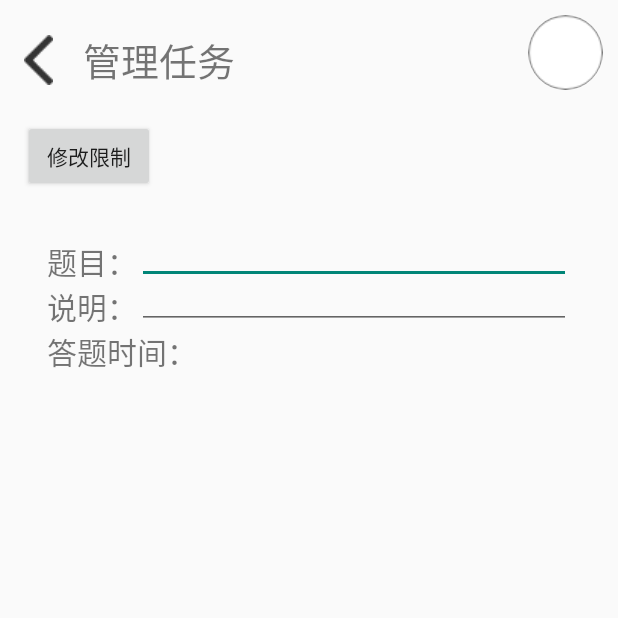
After one commit to twt-Theory/Theory, an Android app: the ManageActivity screen opened directly, with no data from a screen before it, on a phone screen of 412 x 824 dp, the top half of it. The commit adds this screen. Run offline under Robolectric (Android 15) with nearby library versions, the phone set to English and light mode, and no system bars; our stand-ins replace CircleImageView.

```diff
--- a/app/src/main/AndroidManifest.xml
+++ b/app/src/main/AndroidManifest.xml
@@ -14,7 +14,9 @@
         android:roundIcon="@mipmap/ic_launcher_round"
         android:supportsRtl="true"
         android:theme="@style/Theme.AppCompat.Light.NoActionBar">
-        <activity android:name=".exam.ExamActivity"></activity>
+        <activity android:name=".analysis.AnalysisActivity"></activity>
+        <activity android:name=".manage.ManageActivity" />
+        <activity android:name=".exam.ExamActivity" />
         <activity android:name=".result.ResultActivity" />
         <activity android:name=".mainPage.MainPage">
             <intent-filter>
--- /dev/null
+++ b/app/src/main/java/com/example/twttheory/analysis/AnalysisActivity.kt
@@ -0,0 +1,13 @@
+package com.example.twttheory.analysis
+
+import androidx.appcompat.app.AppCompatActivity
+import android.os.Bundle
+import com.example.twttheory.R
+
+class AnalysisActivity : AppCompatActivity() {
+
+    override fun onCreate(savedInstanceState: Bundle?) {
+        super.onCreate(savedInstanceState)
+        setContentView(R.layout.activity_analysis)
+    }
+}
--- a/app/src/main/java/com/example/twttheory/exam/ExamActivity.kt
+++ b/app/src/main/java/com/example/twttheory/exam/ExamActivity.kt
@@ -46,6 +46,10 @@ class ExamActivity : AppCompatActivity() {
         initDate()
         //提交按钮
         val button: Button = findViewById<View>(R.id.submit) as Button
+        val mReturnButton = findViewById<ImageView>(R.id.return_button)
+        mReturnButton.setOnClickListener {
+            finish()
+        }
         button.setOnClickListener{
             //显示提交后的页面
         }
--- a/app/src/main/java/com/example/twttheory/mainPage/ListAdapter.kt
+++ b/app/src/main/java/com/example/twttheory/mainPage/ListAdapter.kt
@@ -1,28 +1,36 @@
 package com.example.twttheory.mainPage
 
 import android.content.Context
+import android.content.Intent
 import android.view.LayoutInflater
 import android.view.View
 import android.view.ViewGroup
 import android.view.animation.LayoutAnimationController
 import android.view.animation.LinearInterpolator
 import android.view.animation.ScaleAnimation
+import android.widget.Button
 import android.widget.TextView
 import androidx.appcompat.view.menu.ActionMenuItemView
 import androidx.recyclerview.widget.RecyclerView
 import com.example.twttheory.R
+import com.example.twttheory.manage.ManageActivity
 import kotlinx.android.synthetic.main.item_task.view.*
 
 class ListAdapter: RecyclerView.Adapter<ListAdapter.Holder> {
+    //写列表条目的点击事件接口
     interface OnItemClickListener{
         fun onItemClick(view: View, position: Int)
         fun onItemLongClick(view: View, position: Int)
     }
     private lateinit var onItemClickListener: OnItemClickListener
 
+    //在activity中调用，传入一个接口（点击跳转事件）
     fun setOnItemClickListener(listener: OnItemClickListener) {
         this.onItemClickListener = listener
     }
+    //这两个是条目右边的
+    lateinit var onManageButtonClickListener : View.OnClickListener
+    lateinit var onDataAnalysisBottonClickListener : View.OnClickListener
     private var context : Context? = null
     private var data : ArrayList<DataBean>? = null
     private var type : AdapterType = AdapterType.JOIN   //默认是“我加入的问卷”的adapter
@@ -34,6 +42,8 @@ class ListAdapter: RecyclerView.Adapter<ListAdapter.Holder> {
         this.type = type
     }
     class Holder(itemView: View?):RecyclerView.ViewHolder(itemView!!){
+        val manageBotton = itemView!!.findViewById<Button>(R.id.manage) //该按钮点击后跳转到“管理我发布的某一任务”页面
+        val dadaAnalysisButton = itemView!!.findViewById<Button>(R.id.analysis) //该按钮点击后跳转到“数据分析”页面
         val title = itemView!!.findViewById<TextView>(R.id.title)
     }
     override fun onCreateViewHolder(parent: ViewGroup, viewType: Int): Holder {
@@ -54,6 +64,8 @@ class ListAdapter: RecyclerView.Adapter<ListAdapter.Holder> {
         holder.itemView.setOnClickListener{
             onItemClickListener?.onItemClick(holder.itemView,position)
         }
+        holder.manageBotton.setOnClickListener(onManageButtonClickListener)
+        holder.dadaAnalysisButton.setOnClickListener(onDataAnalysisBottonClickListener)
     }
 
 
--- a/app/src/main/java/com/example/twttheory/mainPage/MainPage.kt
+++ b/app/src/main/java/com/example/twttheory/mainPage/MainPage.kt
@@ -12,7 +12,9 @@ import android.widget.Toast
 import androidx.recyclerview.widget.LinearLayoutManager
 import androidx.recyclerview.widget.RecyclerView
 import com.example.twttheory.R
+import com.example.twttheory.analysis.AnalysisActivity
 import com.example.twttheory.exam.ExamActivity
+import com.example.twttheory.manage.ManageActivity
 import com.example.twttheory.result.ResultActivity
 
 class MainPage : AppCompatActivity() {
@@ -71,6 +73,16 @@ class MainPage : AppCompatActivity() {
 
             }
         })
+        releasedAdapter.onManageButtonClickListener = View.OnClickListener {
+            val intent = Intent()
+            intent.setClass(this@MainPage, ManageActivity::class.java)
+            startActivity(intent)
+        }
+        releasedAdapter.onDataAnalysisBottonClickListener = View.OnClickListener {
+            val intent = Intent()
+            intent.setClass(this@MainPage, AnalysisActivity::class.java)
+            startActivity(intent)
+        }
         val releasedList = findViewById<RecyclerView>(R.id.tasks)
         val joinedList = findViewById<RecyclerView>(R.id.joinedlist)
         val showMore = findViewById<TextView>(R.id.load)
--- /dev/null
+++ b/app/src/main/java/com/example/twttheory/manage/ManageActivity.kt
@@ -0,0 +1,13 @@
+package com.example.twttheory.manage
+
+import androidx.appcompat.app.AppCompatActivity
+import android.os.Bundle
+import com.example.twttheory.R
+
+class ManageActivity : AppCompatActivity() {
+
+    override fun onCreate(savedInstanceState: Bundle?) {
+        super.onCreate(savedInstanceState)
+        setContentView(R.layout.activity_manage)
+    }
+}
--- /dev/null
+++ b/app/src/main/res/layout/activity_analysis.xml
@@ -0,0 +1,9 @@
+<?xml version="1.0" encoding="utf-8"?>
+<androidx.constraintlayout.widget.ConstraintLayout xmlns:android="http://schemas.android.com/apk/res/android"
+    xmlns:app="http://schemas.android.com/apk/res-auto"
+    xmlns:tools="http://schemas.android.com/tools"
+    android:layout_width="match_parent"
+    android:layout_height="match_parent"
+    tools:context=".analysis.AnalysisActivity">
+
+</androidx.constraintlayout.widget.ConstraintLayout>
--- /dev/null
+++ b/app/src/main/res/layout/activity_manage.xml
@@ -0,0 +1,129 @@
+<?xml version="1.0" encoding="utf-8"?>
+<LinearLayout xmlns:android="http://schemas.android.com/apk/res/android"
+    xmlns:app="http://schemas.android.com/apk/res-auto"
+    xmlns:tools="http://schemas.android.com/tools"
+    android:orientation="vertical"
+    android:layout_width="match_parent"
+    android:layout_height="match_parent"
+    tools:context=".manage.ManageActivity">
+    <androidx.appcompat.widget.Toolbar
+        android:id="@+id/toolbar"
+        android:layout_width="match_parent"
+        android:layout_height="80dp"
+        android:translationZ="10dp"
+        app:layout_constraintStart_toStartOf="parent"
+        app:layout_constraintTop_toTopOf="parent"
+        >
+        <LinearLayout
+            android:orientation="horizontal"
+            android:layout_width="match_parent"
+            android:layout_height="match_parent">
+            <ImageView
+                android:id="@+id/return_button"
+                android:clickable="true"
+                android:src="@drawable/u183"
+                android:layout_gravity="center"
+                android:layout_width="wrap_content"
+                android:layout_height="wrap_content"/>
+            <TextView
+                android:id="@+id/title"
+                android:text="管理任务"
+                android:layout_marginLeft="20dp"
+                android:textSize="25sp"
+                android:layout_gravity="center"
+                android:layout_width="wrap_content"
+                android:layout_height="wrap_content"/>
+            <LinearLayout
+                android:orientation="vertical"
+                android:layout_width="match_parent"
+                android:layout_height="match_parent">
+                <de.hdodenhof.circleimageview.CircleImageView
+                    android:id="@+id/me"
+                    android:layout_gravity="right"
+                    android:layout_marginTop="10dp"
+                    android:layout_marginRight="10dp"
+                    android:layout_marginEnd="10dp"
+                    android:layout_width="50dp"
+                    android:layout_height="50dp"
+                    android:src="@drawable/u10" />
+            </LinearLayout>
+        </LinearLayout>
+    </androidx.appcompat.widget.Toolbar>
+    <Button
+        android:id="@+id/modify_restrictions"
+        android:layout_width="wrap_content"
+        android:layout_height="wrap_content"
+        android:layout_marginLeft="15dp"
+        android:text="修改限制"
+        />
+    <LinearLayout
+        android:layout_marginTop="15dp"
+        android:orientation="vertical"
+        android:layout_width="380dp"
+        android:layout_marginLeft="15dp"
+        android:layout_height="380dp">
+
+
+        <androidx.constraintlayout.widget.ConstraintLayout
+            android:layout_width="wrap_content"
+            android:layout_height="wrap_content">
+            <TextView
+                android:layout_width="wrap_content"
+                android:layout_height="wrap_content"
+                android:layout_marginStart="16dp"
+                android:layout_marginLeft="16dp"
+                android:layout_marginTop="16dp"
+                android:text="题目："
+                android:id="@+id/title_text"
+                android:textSize="20sp"
+                app:layout_constraintStart_toStartOf="parent"
+                app:layout_constraintTop_toTopOf="parent" />
+
+            <EditText
+                android:id="@+id/title1"
+                android:layout_width="289dp"
+                android:layout_height="wrap_content"
+                android:layout_weight="1"
+                android:ems="10"
+                android:inputType="textPersonName"
+                app:layout_constraintStart_toEndOf="@+id/title_text"
+                app:layout_constraintBottom_toBottomOf="@+id/title_text"
+                tools:layout_editor_absoluteX="81dp"
+                tools:layout_editor_absoluteY="8dp" />
+            <TextView
+                app:layout_constraintTop_toBottomOf="@id/title_text"
+                app:layout_constraintStart_toStartOf="@+id/title_text"
+                android:id="@+id/instruction"
+                android:text="说明："
+                android:textSize="20sp"
+                android:layout_width="wrap_content"
+                android:layout_height="wrap_content"/>
+            <EditText
+                android:id="@+id/instruction_input"
+                android:layout_width="289dp"
+                android:layout_height="wrap_content"
+                android:layout_weight="1"
+                android:ems="10"
+                android:inputType="textPersonName"
+                app:layout_constraintBottom_toBottomOf="@id/instruction"
+                app:layout_constraintStart_toEndOf="@+id/instruction"
+                tools:layout_editor_absoluteX="81dp"
+                tools:layout_editor_absoluteY="8dp" />
+            <TextView
+                app:layout_constraintTop_toBottomOf="@id/instruction"
+                app:layout_constraintStart_toStartOf="@+id/instruction"
+                android:id="@+id/time"
+                android:text="答题时间："
+                android:textSize="20sp"
+                android:layout_width="wrap_content"
+                android:layout_height="wrap_content"/>
+
+
+        </androidx.constraintlayout.widget.ConstraintLayout>
+
+    </LinearLayout>
+
+
+
+
+</LinearLayout>
--- a/app/src/main/res/layout/activity_result.xml
+++ b/app/src/main/res/layout/activity_result.xml
@@ -6,7 +6,7 @@
     android:layout_width="match_parent"
     android:layout_height="match_parent"
     tools:context=".result.ResultActivity">
-
+<!-- 用户查看 -->
     <androidx.appcompat.widget.Toolbar
         android:id="@+id/toolbar"
         android:layout_width="match_parent"
```
